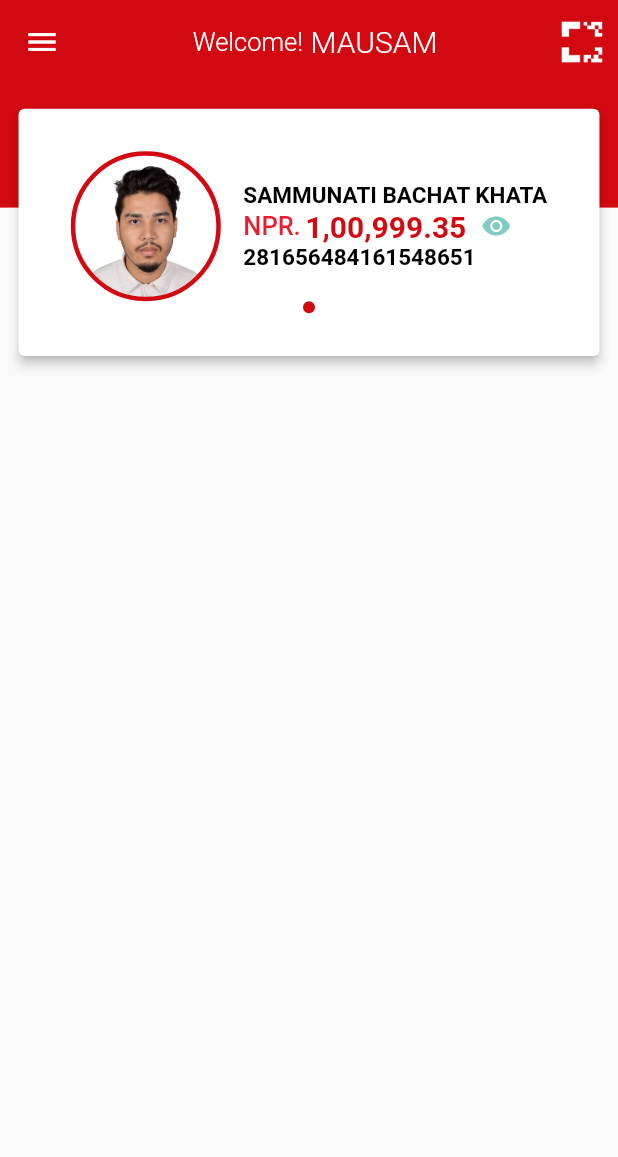
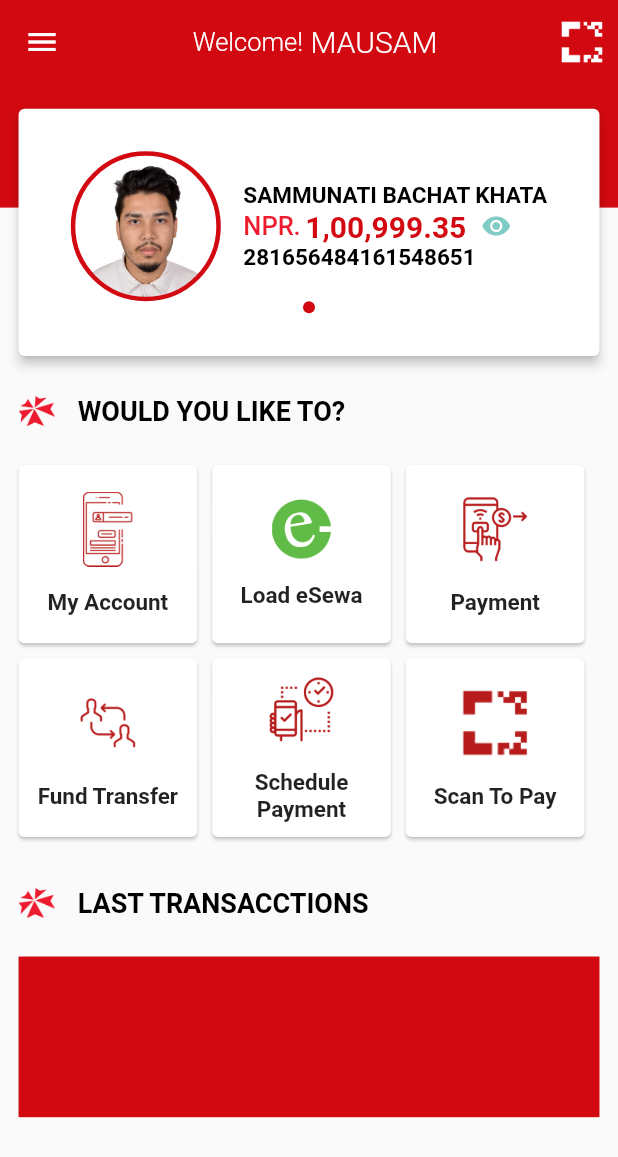
Before and after one commit to mausamRayamajhi/flutter_nic_asia, a Flutter app: the Dashboard screen opened by its route, on a phone screen of 412 x 824 dp. Shown: the top 1157 px of the screen. Run offline on Flutter 3.47's test engine with Material 2 defaults, Android fonts, the phone set to English and light mode, and no system bars.

Commit message:
Categories section completed

```diff
--- a/lib/src/pages/dashboard.dart
+++ b/lib/src/pages/dashboard.dart
@@ -1,6 +1,8 @@
 import 'package:flutter/cupertino.dart';
 import 'package:flutter/material.dart';
 import 'package:nic_asia/src/util/constant.dart';
+import 'package:nic_asia/src/widget/dashboard/categories.dart';
+import 'package:nic_asia/src/widget/dashboard/last_transactions.dart';
 import 'package:nic_asia/src/widget/dashboard/top_account_info.dart';
 
 class Dashboard extends StatelessWidget {
@@ -16,7 +18,27 @@
             color: primaryColor,
             height: deviceSize.height * 0.1,
           ),
-          TopAccountInfo(),
+          Container(
+            margin: EdgeInsets.symmetric(
+              horizontal: deviceSize.width * 0.03,
+            ),
+            child: Column(
+              children: <Widget>[
+                TopAccountInfo(),
+                Container(
+                  height: 500.0,
+                  child: ListView(
+                    physics: BouncingScrollPhysics(),
+                    shrinkWrap: true,
+                    children: <Widget>[
+                      Categories(),
+                      LastTransactions(),
+                    ],
+                  ),
+                )
+              ],
+            ),
+          )
         ],
       ),
     );
--- a/lib/src/util/constant.dart
+++ b/lib/src/util/constant.dart
@@ -13,3 +13,12 @@
   {'name': 'sas', 'title': 'Sasto Tickets'},
   {'name': 'icon_more', 'title': 'Load More'},
 ];
+
+final List categories = [
+  {'image': path + 'ic_username.png', 'title': 'My Account'},
+  {'image': path + 'esewa.jpg', 'title': 'Load eSewa'},
+  {'image': path + 'ic_payments_64_4.png', 'title': 'Payment'},
+  {'image': path + 'ic_transfer_32_4.png', 'title': 'Fund Transfer'},
+  {'image': path + 'ic_sch_payment_64_4.png', 'title': 'Schedule Payment'},
+  {'image': path + 'ic_scan2pay_64_4.png', 'title': 'Scan To Pay'},
+];
--- /dev/null
+++ b/lib/src/widget/dashboard/categories.dart
@@ -0,0 +1,41 @@
+import 'package:flutter/material.dart';
+import 'package:nic_asia/src/util/constant.dart';
+import 'package:nic_asia/src/widget/dashboard/single_category.dart';
+
+import '../heading.dart';
+
+class Categories extends StatelessWidget {
+  @override
+  Widget build(BuildContext context) {
+    Size deviceSize = MediaQuery.of(context).size;
+    return Column(
+      mainAxisSize: MainAxisSize.min,
+      children: <Widget>[
+        SizedBox(
+          height: 10.0,
+        ),
+        Heading(
+          title: 'would you like to?',
+        ),
+        SizedBox(
+          height: 25.0,
+        ),
+        Container(
+          height: deviceSize.height * 0.33,
+          child: GridView.count(
+            crossAxisCount: 3,
+            shrinkWrap: true,
+            physics: NeverScrollableScrollPhysics(),
+            // primary: true,
+            children: categories
+                .map((item) => SingleCategory(
+                      title: item['title'],
+                      image: item['image'],
+                    ))
+                .toList(),
+          ),
+        ),
+      ],
+    );
+  }
+}
--- /dev/null
+++ b/lib/src/widget/dashboard/last_transactions.dart
@@ -0,0 +1,29 @@
+import 'package:flutter/cupertino.dart';
+import 'package:nic_asia/src/util/constant.dart';
+import 'package:nic_asia/src/widget/dashboard/single_category.dart';
+import 'package:nic_asia/src/widget/heading.dart';
+
+class LastTransactions extends StatelessWidget {
+  @override
+  Widget build(BuildContext context) {
+    Size deviceSize = MediaQuery.of(context).size;
+    return Column(
+      mainAxisSize: MainAxisSize.min,
+      children: <Widget>[
+        SizedBox(
+          height: 10.0,
+        ),
+        Heading(
+          title: 'Last transacctions',
+        ),
+        SizedBox(
+          height: 25.0,
+        ),
+        Container(
+          height: deviceSize.height * 0.13,
+          color: primaryColor,
+        ),
+      ],
+    );
+  }
+}
--- /dev/null
+++ b/lib/src/widget/dashboard/single_category.dart
@@ -0,0 +1,44 @@
+import 'package:flutter/material.dart';
+
+class SingleCategory extends StatelessWidget {
+  final String image, title;
+  SingleCategory({this.title, this.image});
+  @override
+  Widget build(BuildContext context) {
+    return Card(
+      margin: EdgeInsets.only(right: 10.0, bottom: 10.0),
+      child: Container(
+        height: 140.0,
+        width: 130.0,
+        child: Column(
+          mainAxisAlignment: MainAxisAlignment.center,
+          mainAxisSize: MainAxisSize.min,
+          crossAxisAlignment: CrossAxisAlignment.center,
+          children: <Widget>[
+            title != 'Load eSewa'
+                ? Image.asset(
+                    image,
+                    height: 50.0,
+                    color: Colors.red[900],
+                  )
+                : Image.asset(
+                    image,
+                    height: 40.0,
+                  ),
+            SizedBox(
+              height: 15.0,
+            ),
+            Text(
+              title,
+              textAlign: TextAlign.center,
+              style: TextStyle(
+                fontSize: 15.0,
+                fontWeight: FontWeight.bold,
+              ),
+            )
+          ],
+        ),
+      ),
+    );
+  }
+}
--- a/lib/src/widget/dashboard/top_account_info.dart
+++ b/lib/src/widget/dashboard/top_account_info.dart
@@ -8,7 +8,7 @@
     return Card(
       elevation: 3.0,
       margin: EdgeInsets.symmetric(
-        horizontal: deviceSize.width * 0.03,
+        //horizontal: deviceSize.width * 0.03,
         vertical: deviceSize.height * 0.02,
       ),
       child: Container(
--- /dev/null
+++ b/lib/src/widget/heading.dart
@@ -0,0 +1,32 @@
+import 'package:flutter/cupertino.dart';
+import 'package:flutter/material.dart';
+
+class Heading extends StatelessWidget {
+  final String title;
+  Heading({this.title});
+
+  @override
+  Widget build(BuildContext context) {
+    return Row(
+      children: <Widget>[
+        Image.asset(
+          'assets/image/fill_1_copy.png',
+          height: 20.0,
+        ),
+        SizedBox(
+          width: 15.0,
+        ),
+        Expanded(
+          child: Text(
+            title.toUpperCase(),
+            style: TextStyle(
+              color: Colors.black,
+              fontWeight: FontWeight.w600,
+              fontSize: 18.0,
+            ),
+          ),
+        )
+      ],
+    );
+  }
+}
```
Also changed, not shown: assets/image/esewa.jpg (added), assets/image/fill_1_copy.png (added), assets/image/ic_payments_64_4.png (added), assets/image/ic_sch_payment_64_4.png (added), assets/image/ic_transfer_32_4.png (added), assets/image/ic_username.png (added).
